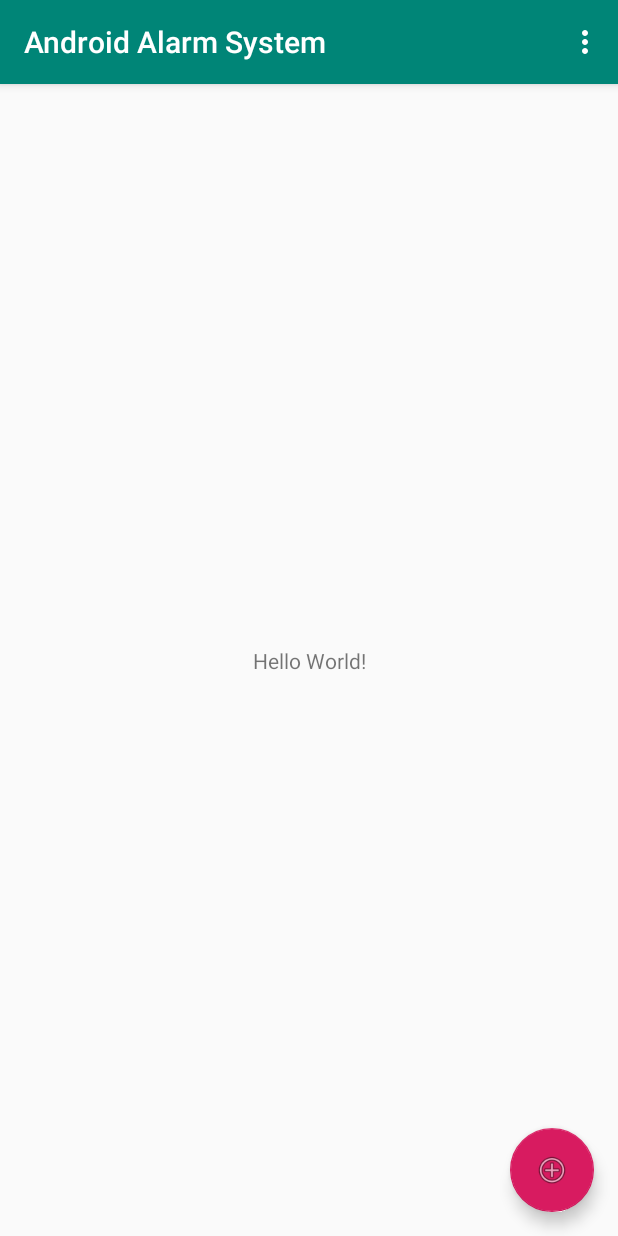
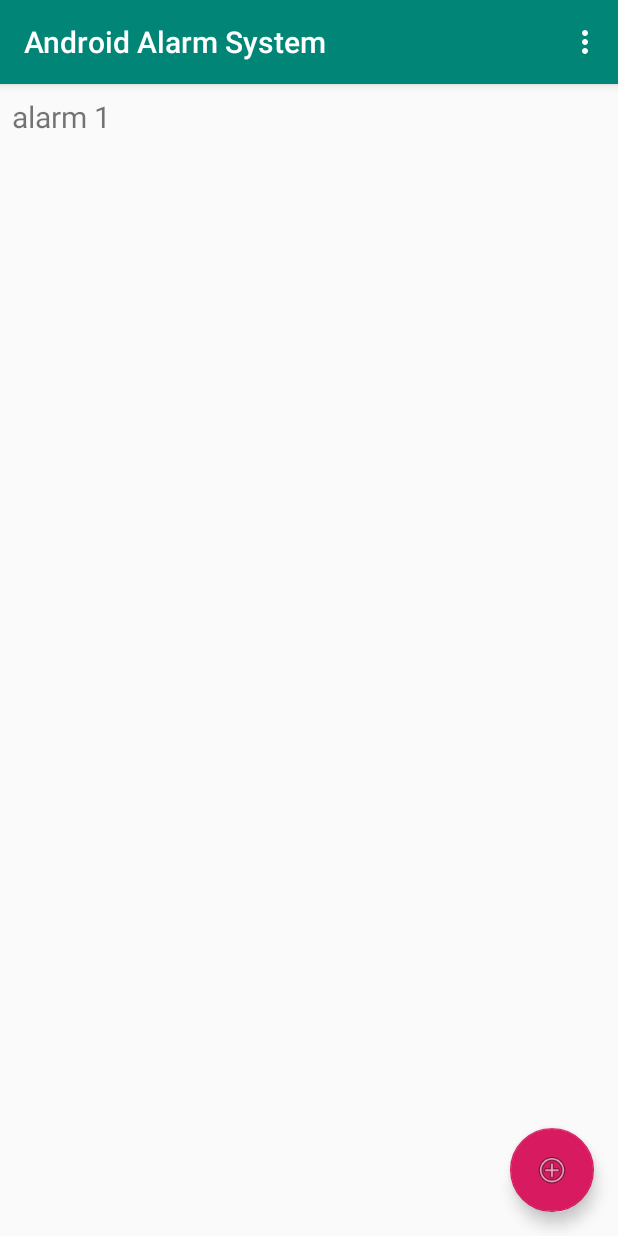
Before and after one commit to Sameer3079/Android-Alarm-App, an Android app: the screen it shows after launch (MainActivity), on a phone screen of 412 x 824 dp. Run offline under Robolectric (Android 15) with nearby library versions, the phone set to English and light mode, and no system bars.

Commit message:
Implemented RecyclerView to view Alarms

```diff
--- a/app/build.gradle
+++ b/app/build.gradle
@@ -26,4 +26,5 @@ dependencies {
     testImplementation 'junit:junit:4.12'
     androidTestImplementation 'com.android.support.test:runner:1.0.2'
     androidTestImplementation 'com.android.support.test.espresso:espresso-core:3.0.2'
+    implementation 'com.android.support:recyclerview-v7:28.0.0'
 }
--- a/app/src/main/java/lk/sliit/androidalarmsystem/MainActivity.java
+++ b/app/src/main/java/lk/sliit/androidalarmsystem/MainActivity.java
@@ -1,16 +1,30 @@
 package lk.sliit.androidalarmsystem;
 
 import android.content.Intent;
+import android.content.SharedPreferences;
 import android.os.Bundle;
 import android.support.design.widget.FloatingActionButton;
 import android.support.design.widget.Snackbar;
 import android.support.v7.app.AppCompatActivity;
+import android.support.v7.widget.LinearLayoutManager;
+import android.support.v7.widget.RecyclerView;
 import android.support.v7.widget.Toolbar;
 import android.view.View;
 import android.view.Menu;
 import android.view.MenuItem;
+import android.widget.ArrayAdapter;
+
+import org.json.JSONArray;
+import org.json.JSONException;
+import org.json.JSONObject;
+
+import java.util.ArrayList;
 
 public class MainActivity extends AppCompatActivity {
+
+    SharedPreferences sharedPreferences;
+    RecyclerView recyclerView;
+    MyRecyclerViewAdapter adapter;
 
     @Override
     protected void onCreate(Bundle savedInstanceState) {
@@ -27,6 +41,36 @@ public class MainActivity extends AppCompatActivity {
                 startActivity(intent);
             }
         });
+
+        sharedPreferences = getSharedPreferences("ctse_alarms", MODE_PRIVATE);
+        recyclerView = findViewById(R.id.recyclerView);
+
+        String alarmsJsonString = sharedPreferences.getString("alarms", "[]");
+        JSONArray alarmsJsonArray = new JSONArray();
+        try {
+            alarmsJsonArray = new JSONArray(alarmsJsonString);
+        } catch (JSONException e) {
+            e.printStackTrace();
+        }
+
+        ArrayList<String> alarmsArray = new ArrayList<>();
+        alarmsArray.add("alarm 1");
+
+        int alarmCount = alarmsJsonArray.length();
+        for (int x = 0; x < alarmCount; x++) {
+            try {
+                Object alarmGenericObject = alarmsJsonArray.get(x);
+                JSONObject alarmJson = new JSONObject(alarmGenericObject.toString());
+                alarmsArray.add(alarmJson.getString("name"));
+            } catch (JSONException e) {
+                e.printStackTrace();
+            }
+        }
+
+        recyclerView.setLayoutManager(new LinearLayoutManager(this));
+        adapter = new MyRecyclerViewAdapter(this, alarmsArray);
+        recyclerView.setAdapter(adapter);
+
     }
 
     @Override
--- /dev/null
+++ b/app/src/main/java/lk/sliit/androidalarmsystem/MyRecyclerViewAdapter.java
@@ -0,0 +1,75 @@
+package lk.sliit.androidalarmsystem;
+
+import android.content.Context;
+import android.support.v7.widget.RecyclerView;
+import android.view.LayoutInflater;
+import android.view.View;
+import android.view.ViewGroup;
+import android.widget.TextView;
+
+import java.util.List;
+
+public class MyRecyclerViewAdapter extends RecyclerView.Adapter<MyRecyclerViewAdapter.ViewHolder> {
+
+    private List<String> mData;
+    private LayoutInflater mInflater;
+    private ItemClickListener mClickListener;
+
+    // data is passed into the constructor
+    MyRecyclerViewAdapter(Context context, List<String> data) {
+        this.mInflater = LayoutInflater.from(context);
+        this.mData = data;
+    }
+
+    // inflates the row layout from xml when needed
+    @Override
+    public ViewHolder onCreateViewHolder(ViewGroup parent, int viewType) {
+        View view = mInflater.inflate(R.layout.recyclerview_row, parent, false);
+        return new ViewHolder(view);
+    }
+
+    // binds the data to the TextView in each row
+    @Override
+    public void onBindViewHolder(ViewHolder holder, int position) {
+        String animal = mData.get(position);
+        holder.myTextView.setText(animal);
+    }
+
+    // total number of rows
+    @Override
+    public int getItemCount() {
+        return mData.size();
+    }
+
+
+    // stores and recycles views as they are scrolled off screen
+    public class ViewHolder extends RecyclerView.ViewHolder implements View.OnClickListener {
+        TextView myTextView;
+
+        ViewHolder(View itemView) {
+            super(itemView);
+            myTextView = itemView.findViewById(R.id.alarmName);
+            itemView.setOnClickListener(this);
+        }
+
+        @Override
+        public void onClick(View view) {
+            if (mClickListener != null) mClickListener.onItemClick(view, getAdapterPosition());
+        }
+    }
+
+    // convenience method for getting data at click position
+    String getItem(int id) {
+        return mData.get(id);
+    }
+
+    // allows clicks events to be caught
+    void setClickListener(ItemClickListener itemClickListener) {
+        this.mClickListener = itemClickListener;
+    }
+
+    // parent activity will implement this method to respond to click events
+    public interface ItemClickListener {
+        void onItemClick(View view, int position);
+    }
+}
--- a/app/src/main/res/layout/content_main.xml
+++ b/app/src/main/res/layout/content_main.xml
@@ -8,13 +8,12 @@
     tools:context=".MainActivity"
     tools:showIn="@layout/activity_main">
 
-    <TextView
-        android:layout_width="wrap_content"
-        android:layout_height="wrap_content"
-        android:text="Hello World!"
-        app:layout_constraintBottom_toBottomOf="parent"
-        app:layout_constraintLeft_toLeftOf="parent"
-        app:layout_constraintRight_toRightOf="parent"
+    <android.support.v7.widget.RecyclerView
+        android:id="@+id/recyclerView"
+        android:layout_width="395dp"
+        android:layout_height="587dp"
+        android:layout_marginStart="8dp"
+        android:layout_marginTop="8dp"
+        app:layout_constraintStart_toStartOf="parent"
         app:layout_constraintTop_toTopOf="parent" />
-
 </android.support.constraint.ConstraintLayout>
--- /dev/null
+++ b/app/src/main/res/layout/recyclerview_row.xml
@@ -0,0 +1,11 @@
+<?xml version="1.0" encoding="utf-8"?>
+<LinearLayout xmlns:android="http://schemas.android.com/apk/res/android"
+    android:layout_width="match_parent"
+    android:layout_height="match_parent">
+
+    <TextView
+        android:id="@+id/alarmName"
+        android:layout_width="wrap_content"
+        android:layout_height="wrap_content"
+        android:textSize="20sp" />
+</LinearLayout>
```
